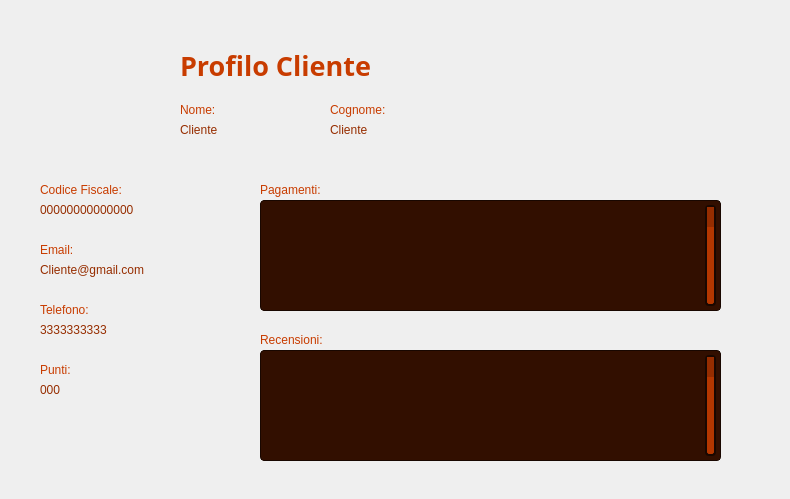
This is Viste/VistaVisualizzaClienteAmministratore.ui in GiacomoPrincipi/CineMax as Qt 5 draws it before an edit. The edited form follows.
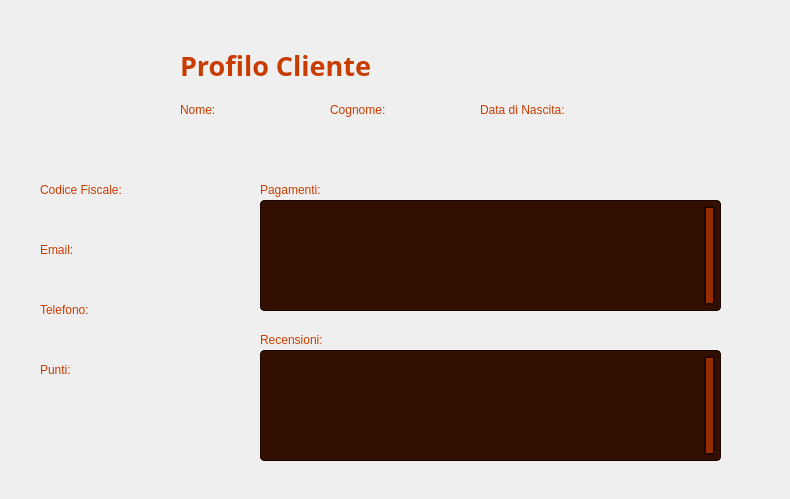
This is the edited form. Icons and pictures are not drawn. Custom widgets are drawn as their Qt base class.

Patch:
```diff
--- a/Viste/VistaVisualizzaClienteAmministratore.ui
+++ b/Viste/VistaVisualizzaClienteAmministratore.ui
@@ -164,7 +164,7 @@
 }</string>
    </property>
    <property name="text">
-    <string>Cliente</string>
+    <string/>
    </property>
   </widget>
   <widget class="QLabel" name="labelCognomeCliente">
@@ -182,7 +182,7 @@
 }</string>
    </property>
    <property name="text">
-    <string>Cliente</string>
+    <string/>
    </property>
   </widget>
   <widget class="QLabel" name="labelCodiceFiscale">
@@ -221,7 +221,7 @@
 }</string>
    </property>
    <property name="text">
-    <string>00000000000000</string>
+    <string/>
    </property>
   </widget>
   <widget class="QLabel" name="labelEmail">
@@ -250,7 +250,7 @@
     <rect>
      <x>40</x>
      <y>260</y>
-     <width>251</width>
+     <width>191</width>
      <height>20</height>
     </rect>
    </property>
@@ -260,7 +260,7 @@
 }</string>
    </property>
    <property name="text">
-    <string>Cliente@gmail.com</string>
+    <string/>
    </property>
   </widget>
   <widget class="QLabel" name="labelTelefono">
@@ -299,7 +299,7 @@
 }</string>
    </property>
    <property name="text">
-    <string>3333333333</string>
+    <string/>
    </property>
   </widget>
   <widget class="QLabel" name="labelPunti">
@@ -338,7 +338,7 @@
 }</string>
    </property>
    <property name="text">
-    <string>000</string>
+    <string/>
    </property>
   </widget>
   <widget class="QLabel" name="labelIndietroButtonAmministratore">
@@ -360,62 +360,6 @@
     <bool>true</bool>
    </property>
   </widget>
-  <widget class="QListView" name="listViewPagamenti">
-   <property name="geometry">
-    <rect>
-     <x>260</x>
-     <y>200</y>
-     <width>461</width>
-     <height>111</height>
-    </rect>
-   </property>
-   <property name="styleSheet">
-    <string notr="true">QListView {
-        background-color: #320F00;
-    color: #962D00;
-    border: 1px solid #190700;
-    border-radius: 4px;
-        font-size: 11px;
-}
-
-QListView::item:selected {
-    background-color: #C83200;
-    color: #FF3C00;
-}
-
-QListView::item:hover {
-    background-color: #C83200;
-}</string>
-   </property>
-  </widget>
-  <widget class="QListView" name="listViewRecensioni">
-   <property name="geometry">
-    <rect>
-     <x>260</x>
-     <y>350</y>
-     <width>461</width>
-     <height>111</height>
-    </rect>
-   </property>
-   <property name="styleSheet">
-    <string notr="true">QListView {
-        background-color: #320F00;
-    color: #962D00;
-    border: 1px solid #190700;
-    border-radius: 4px;
-        font-size: 11px;
-}
-
-QListView::item:selected {
-    background-color: #C83200;
-    color: #FF3C00;
-}
-
-QListView::item:hover {
-    background-color: #C83200;
-}</string>
-   </property>
-  </widget>
   <widget class="QLabel" name="labelPagamenti">
    <property name="geometry">
     <rect>
@@ -458,81 +402,279 @@
     <set>Qt::AlignmentFlag::AlignLeading|Qt::AlignmentFlag::AlignLeft|Qt::AlignmentFlag::AlignVCenter</set>
    </property>
   </widget>
-  <widget class="QScrollBar" name="verticalScrollBarPagamenti">
+  <widget class="QLabel" name="labelDataNascita">
    <property name="geometry">
     <rect>
-     <x>700</x>
+     <x>480</x>
+     <y>100</y>
+     <width>111</width>
+     <height>20</height>
+    </rect>
+   </property>
+   <property name="styleSheet">
+    <string notr="true">QLabel {
+    color: #C83C00;
+}</string>
+   </property>
+   <property name="text">
+    <string>Data di Nascita:</string>
+   </property>
+   <property name="alignment">
+    <set>Qt::AlignmentFlag::AlignLeading|Qt::AlignmentFlag::AlignLeft|Qt::AlignmentFlag::AlignVCenter</set>
+   </property>
+  </widget>
+  <widget class="QLabel" name="labelDataNascitaCliente">
+   <property name="geometry">
+    <rect>
+     <x>480</x>
+     <y>120</y>
+     <width>101</width>
+     <height>20</height>
+    </rect>
+   </property>
+   <property name="styleSheet">
+    <string notr="true">QLabel {
+    color: #962D00;
+}</string>
+   </property>
+   <property name="text">
+    <string/>
+   </property>
+  </widget>
+  <widget class="QTableView" name="tableViewPagamentiCliente">
+   <property name="geometry">
+    <rect>
+     <x>260</x>
      <y>200</y>
-     <width>21</width>
+     <width>461</width>
      <height>111</height>
     </rect>
    </property>
    <property name="styleSheet">
-    <string notr="true">QScrollBar:vertical {
-        background: #B43700;
-        border: 2px solid #190700;
+    <string notr="true">QTableView {
+    background-color: #320F00;
+    color: #962D00;
+    border: 1px solid #190700;
     border-radius: 4px;
-        width: 15px;
-        margin: 5px;
+	font-size: 11px;
 }
 
-QScrollBar::handle:vertical {
-        background: #962D00;
-        min-height: 20px;
+QTableView:focus {
+    outline: none;
+}
+
+QHeaderView::section {
+    background-color: #5A1A00;
+    color: #C83C00;
+    border: 1px solid #3B0E00;
+	border-left: none;
+    border-right: none;
+	text-align: left;
+    padding: 3px;
+}
+
+QTableView::item {
+	border: 1px solid #190700;
+    border-left: none;
+    border-right: none;
+	border-bottom: none;
+}
+
+QTableView::item:selected {
+    background-color: #C83200;
+    color: #FF3C00;
+}
+
+QTableView QScrollBar:vertical {
+	background: #B43700;
+	border: 2px solid #190700;
     border-radius: 4px;
+    width: 21px;
+    margin: 5px;
 }
 
-QScrollBar::handle:vertical:hover {
-        background: #C83200;
+QTableView QScrollBar::handle:vertical {
+	background: #962D00;
+    min-height: 20px;
+    border-radius: 4px;
 }
 
-QScrollBar::add-line:vertical, QScrollBar::sub-line:vertical {
-        background: none;
-        border: none;
-            }</string>
+QTableView QScrollBar::handle:vertical:hover {
+    background: #C83200;
+}
+
+QTableView QScrollBar::add-line:vertical, QScrollBar::sub-line:vertical {
+	background: none;
+    border: none;
+}</string>
    </property>
-   <property name="orientation">
-    <enum>Qt::Orientation::Vertical</enum>
+   <property name="verticalScrollBarPolicy">
+    <enum>Qt::ScrollBarPolicy::ScrollBarAlwaysOn</enum>
    </property>
+   <property name="horizontalScrollBarPolicy">
+    <enum>Qt::ScrollBarPolicy::ScrollBarAlwaysOff</enum>
+   </property>
+   <property name="sizeAdjustPolicy">
+    <enum>QAbstractScrollArea::SizeAdjustPolicy::AdjustToContents</enum>
+   </property>
+   <property name="tabKeyNavigation">
+    <bool>false</bool>
+   </property>
+   <property name="showDropIndicator" stdset="0">
+    <bool>false</bool>
+   </property>
+   <property name="dragDropOverwriteMode">
+    <bool>false</bool>
+   </property>
+   <property name="selectionMode">
+    <enum>QAbstractItemView::SelectionMode::SingleSelection</enum>
+   </property>
+   <property name="selectionBehavior">
+    <enum>QAbstractItemView::SelectionBehavior::SelectRows</enum>
+   </property>
+   <property name="showGrid">
+    <bool>false</bool>
+   </property>
+   <property name="cornerButtonEnabled">
+    <bool>false</bool>
+   </property>
+   <attribute name="horizontalHeaderHighlightSections">
+    <bool>false</bool>
+   </attribute>
+   <attribute name="verticalHeaderVisible">
+    <bool>false</bool>
+   </attribute>
+   <attribute name="verticalHeaderMinimumSectionSize">
+    <number>25</number>
+   </attribute>
+   <attribute name="verticalHeaderDefaultSectionSize">
+    <number>25</number>
+   </attribute>
+   <attribute name="verticalHeaderHighlightSections">
+    <bool>false</bool>
+   </attribute>
   </widget>
-  <widget class="QScrollBar" name="verticalScrollBarRecensioni">
+  <widget class="QTableView" name="tableViewRecensioniCliente">
    <property name="geometry">
     <rect>
-     <x>700</x>
+     <x>260</x>
      <y>350</y>
-     <width>21</width>
+     <width>461</width>
      <height>111</height>
     </rect>
    </property>
    <property name="styleSheet">
-    <string notr="true">QScrollBar:vertical {
-        background: #B43700;
-        border: 2px solid #190700;
+    <string notr="true">QTableView {
+    background-color: #320F00;
+    color: #962D00;
+    border: 1px solid #190700;
     border-radius: 4px;
-        width: 15px;
-        margin: 5px;
+	font-size: 11px;
 }
 
-QScrollBar::handle:vertical {
-        background: #962D00;
-        min-height: 20px;
+QTableView:focus {
+    outline: none;
+}
+
+QHeaderView::section {
+    background-color: #5A1A00;
+    color: #C83C00;
+    border: 1px solid #3B0E00;
+	border-left: none;
+    border-right: none;
+	text-align: left;
+    padding: 3px;
+}
+
+QTableView::item {
+	border: 1px solid #190700;
+    border-left: none;
+    border-right: none;
+	border-bottom: none;
+}
+
+QTableView::item:selected {
+    background-color: #C83200;
+    color: #FF3C00;
+}
+
+QTableView QScrollBar:vertical {
+	background: #B43700;
+	border: 2px solid #190700;
     border-radius: 4px;
+    width: 21px;
+    margin: 5px;
 }
 
-QScrollBar::handle:vertical:hover {
-        background: #C83200;
+QTableView QScrollBar::handle:vertical {
+	background: #962D00;
+    min-height: 20px;
+    border-radius: 4px;
 }
 
-QScrollBar::add-line:vertical, QScrollBar::sub-line:vertical {
-        background: none;
-        border: none;
-            }</string>
+QTableView QScrollBar::handle:vertical:hover {
+    background: #C83200;
+}
+
+QTableView QScrollBar::add-line:vertical, QScrollBar::sub-line:vertical {
+	background: none;
+    border: none;
+}</string>
    </property>
-   <property name="orientation">
-    <enum>Qt::Orientation::Vertical</enum>
+   <property name="verticalScrollBarPolicy">
+    <enum>Qt::ScrollBarPolicy::ScrollBarAlwaysOn</enum>
    </property>
+   <property name="horizontalScrollBarPolicy">
+    <enum>Qt::ScrollBarPolicy::ScrollBarAlwaysOff</enum>
+   </property>
+   <property name="sizeAdjustPolicy">
+    <enum>QAbstractScrollArea::SizeAdjustPolicy::AdjustToContents</enum>
+   </property>
+   <property name="tabKeyNavigation">
+    <bool>false</bool>
+   </property>
+   <property name="showDropIndicator" stdset="0">
+    <bool>false</bool>
+   </property>
+   <property name="dragDropOverwriteMode">
+    <bool>false</bool>
+   </property>
+   <property name="selectionMode">
+    <enum>QAbstractItemView::SelectionMode::SingleSelection</enum>
+   </property>
+   <property name="selectionBehavior">
+    <enum>QAbstractItemView::SelectionBehavior::SelectRows</enum>
+   </property>
+   <property name="showGrid">
+    <bool>false</bool>
+   </property>
+   <property name="cornerButtonEnabled">
+    <bool>false</bool>
+   </property>
+   <attribute name="horizontalHeaderHighlightSections">
+    <bool>false</bool>
+   </attribute>
+   <attribute name="verticalHeaderVisible">
+    <bool>false</bool>
+   </attribute>
+   <attribute name="verticalHeaderMinimumSectionSize">
+    <number>25</number>
+   </attribute>
+   <attribute name="verticalHeaderDefaultSectionSize">
+    <number>25</number>
+   </attribute>
+   <attribute name="verticalHeaderHighlightSections">
+    <bool>false</bool>
+   </attribute>
   </widget>
  </widget>
+ <customwidgets>
+  <customwidget>
+   <class>ClickableLabel</class>
+   <extends>QLabel</extends>
+   <header>clickablelabel.h</header>
+  </customwidget>
+ </customwidgets>
  <resources/>
  <connections/>
 </ui>
```
Left out of the diff: 6 changed lines with no effect on the pictures.
